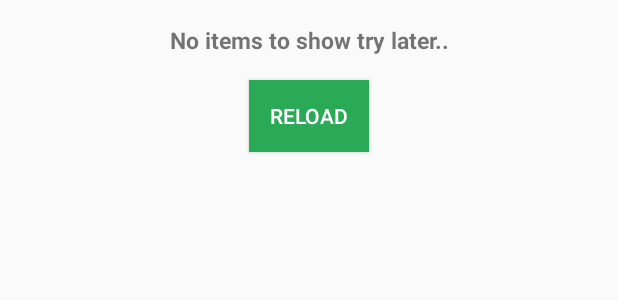
After one commit to Amin0x/jeeran-app, an Android app: the layout main_content_item_0.xml on its own in the app's theme, with its tools: preview values and no code run, on a phone screen of 412 x 824 dp. The commit adds this screen. Shown: the top 300 px of the screen. Run offline under Robolectric (Android 15) with nearby library versions, the phone set to English and light mode, and no system bars.

Commit message:
implement main view

```diff
--- a/app/build.gradle
+++ b/app/build.gradle
@@ -10,6 +10,10 @@ android {
         versionCode 1
         versionName "1.0"
         testInstrumentationRunner "androidx.test.runner.AndroidJUnitRunner"
+    }
+    compileOptions {
+        sourceCompatibility JavaVersion.VERSION_1_8
+        targetCompatibility JavaVersion.VERSION_1_8
     }
     buildTypes {
         release {
--- /dev/null
+++ b/app/src/main/res/layout/main_content_item_0.xml
@@ -0,0 +1,27 @@
+<?xml version="1.0" encoding="utf-8"?>
+<LinearLayout xmlns:android="http://schemas.android.com/apk/res/android"
+    android:orientation="vertical" android:layout_width="match_parent"
+    android:layout_height="match_parent">
+
+    <TextView
+        android:id="@+id/textView2"
+        android:layout_width="match_parent"
+        android:layout_height="wrap_content"
+        android:layout_margin="16dp"
+        android:text="No items to show try later.."
+        android:textAlignment="center"
+        android:textSize="15sp"
+        android:textStyle="bold" />
+
+    <Button
+        android:id="@+id/button"
+        android:layout_width="80dp"
+        android:layout_height="wrap_content"
+        android:layout_gravity="center_horizontal"
+        android:layout_marginBottom="16dp"
+        android:layout_weight="0"
+        android:background="#2AAA57"
+        android:elevation="3dp"
+        android:text="reload"
+        android:textColor="#FFFFFF" />
+</LinearLayout>
```
Also changed, not shown: app/src/main/java/sd/jeeran/ui/activity/MainActivity.java (+28 -9 lines), app/src/main/java/sd/jeeran/ui/adapter/MainContentActivityAdapter.java (+53 -5 lines), app/src/main/java/sd/jeeran/ui/fragment/MainContentFragment.java (+24 -11 lines), app/src/main/res/layout/activity_main.xml (+10 -4 lines), app/src/main/res/layout/main_content_item_1.xml (added, +11 -0 lines), app/src/main/res/layout/main_content_item_2.xml (added, +11 -0 lines), 1 other file.
